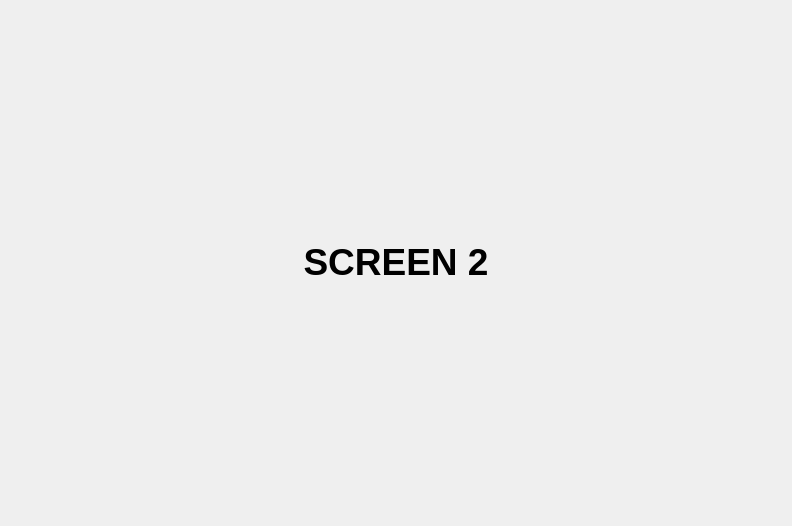
The window that transportation_company_qt_app/driverw.ui (OlafBieganski/Transportation-company-managment-app) describes before a commit, drawn with Qt 5.
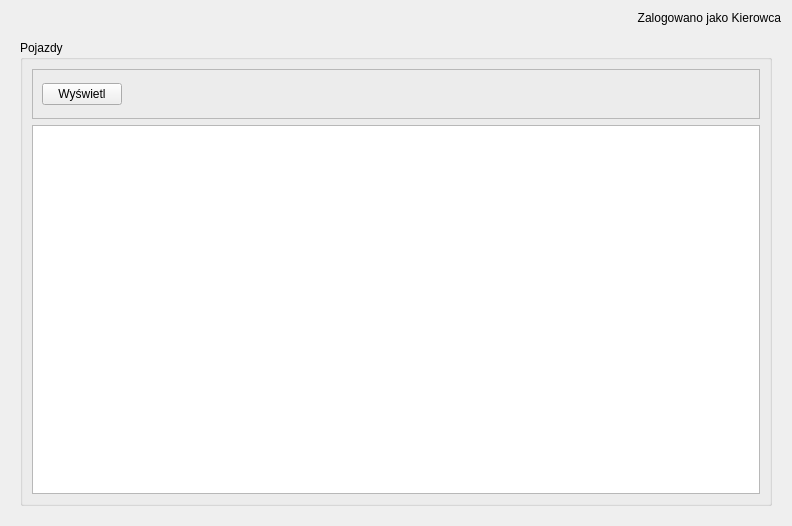
The same window after the commit.

What changed in the file:
```diff
--- a/transportation_company_qt_app/driverw.ui
+++ b/transportation_company_qt_app/driverw.ui
@@ -14,29 +14,126 @@
    <string>Form</string>
   </property>
   <layout class="QVBoxLayout" name="verticalLayout_2">
+   <item>
+    <widget class="QLabel" name="label_3">
+     <property name="text">
+      <string>Zalogowano jako Kierowca</string>
+     </property>
+     <property name="alignment">
+      <set>Qt::AlignRight|Qt::AlignTrailing|Qt::AlignVCenter</set>
+     </property>
+    </widget>
+   </item>
    <item>
     <widget class="QStackedWidget" name="stackedWidget">
      <property name="currentIndex">
-      <number>1</number>
+      <number>2</number>
      </property>
-     <widget class="QWidget" name="page">
+     <widget class="QWidget" name="defaultPage"/>
+     <widget class="QWidget" name="shipmentPage">
       <layout class="QVBoxLayout" name="verticalLayout">
        <item>
-        <widget class="QLabel" name="label">
-         <property name="text">
-          <string>&lt;html&gt;&lt;head/&gt;&lt;body&gt;&lt;p align=&quot;center&quot;&gt;&lt;span style=&quot; font-size:24pt; font-weight:700;&quot;&gt;DRIVER WIDGET&lt;/span&gt;&lt;/p&gt;&lt;/body&gt;&lt;/html&gt;</string>
+        <widget class="QGroupBox" name="groupBox">
+         <property name="title">
+          <string>Zlecenia</string>
          </property>
+         <layout class="QVBoxLayout" name="verticalLayout_3">
+          <item>
+           <widget class="QFrame" name="frame">
+            <property name="minimumSize">
+             <size>
+              <width>0</width>
+              <height>50</height>
+             </size>
+            </property>
+            <property name="frameShape">
+             <enum>QFrame::StyledPanel</enum>
+            </property>
+            <property name="frameShadow">
+             <enum>QFrame::Raised</enum>
+            </property>
+            <layout class="QHBoxLayout" name="horizontalLayout_2">
+             <item>
+              <widget class="QPushButton" name="readShipmentBtn">
+               <property name="text">
+                <string>Wyświetl</string>
+               </property>
+              </widget>
+             </item>
+             <item>
+              <spacer name="horizontalSpacer">
+               <property name="orientation">
+                <enum>Qt::Horizontal</enum>
+               </property>
+               <property name="sizeHint" stdset="0">
+                <size>
+                 <width>623</width>
+                 <height>20</height>
+                </size>
+               </property>
+              </spacer>
+             </item>
+            </layout>
+           </widget>
+          </item>
+          <item>
+           <widget class="QTableView" name="shipmentTable"/>
+          </item>
+         </layout>
         </widget>
        </item>
       </layout>
      </widget>
-     <widget class="QWidget" name="page_2">
+     <widget class="QWidget" name="truckPage">
       <layout class="QHBoxLayout" name="horizontalLayout">
        <item>
-        <widget class="QLabel" name="label_2">
-         <property name="text">
-          <string>&lt;html&gt;&lt;head/&gt;&lt;body&gt;&lt;p align=&quot;center&quot;&gt;&lt;span style=&quot; font-size:28pt; font-weight:700;&quot;&gt;SCREEN 2&lt;/span&gt;&lt;/p&gt;&lt;/body&gt;&lt;/html&gt;</string>
+        <widget class="QGroupBox" name="groupBox_2">
+         <property name="title">
+          <string>Pojazdy</string>
          </property>
+         <layout class="QVBoxLayout" name="verticalLayout_4">
+          <item>
+           <widget class="QFrame" name="frame_2">
+            <property name="minimumSize">
+             <size>
+              <width>0</width>
+              <height>50</height>
+             </size>
+            </property>
+            <property name="frameShape">
+             <enum>QFrame::StyledPanel</enum>
+            </property>
+            <property name="frameShadow">
+             <enum>QFrame::Raised</enum>
+            </property>
+            <layout class="QHBoxLayout" name="horizontalLayout_3">
+             <item>
+              <widget class="QPushButton" name="readTruckBtn">
+               <property name="text">
+                <string>Wyświetl</string>
+               </property>
+              </widget>
+             </item>
+             <item>
+              <spacer name="horizontalSpacer_2">
+               <property name="orientation">
+                <enum>Qt::Horizontal</enum>
+               </property>
+               <property name="sizeHint" stdset="0">
+                <size>
+                 <width>623</width>
+                 <height>20</height>
+                </size>
+               </property>
+              </spacer>
+             </item>
+            </layout>
+           </widget>
+          </item>
+          <item>
+           <widget class="QTableView" name="trucksTable"/>
+          </item>
+         </layout>
         </widget>
        </item>
       </layout>
```
